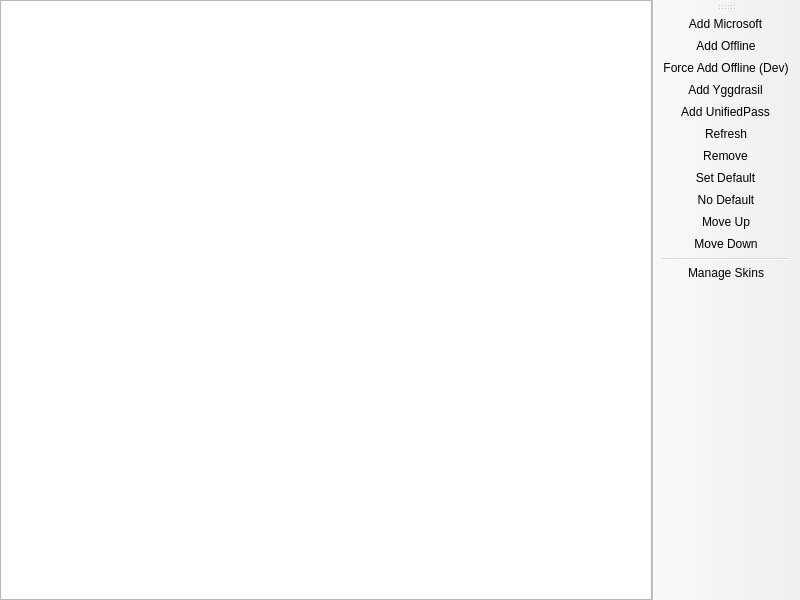
Before: the Qt Designer form launcher/ui/pages/global/AccountListPage.ui in AndreaFrederica/LunaLauncher, drawn with Qt 5.
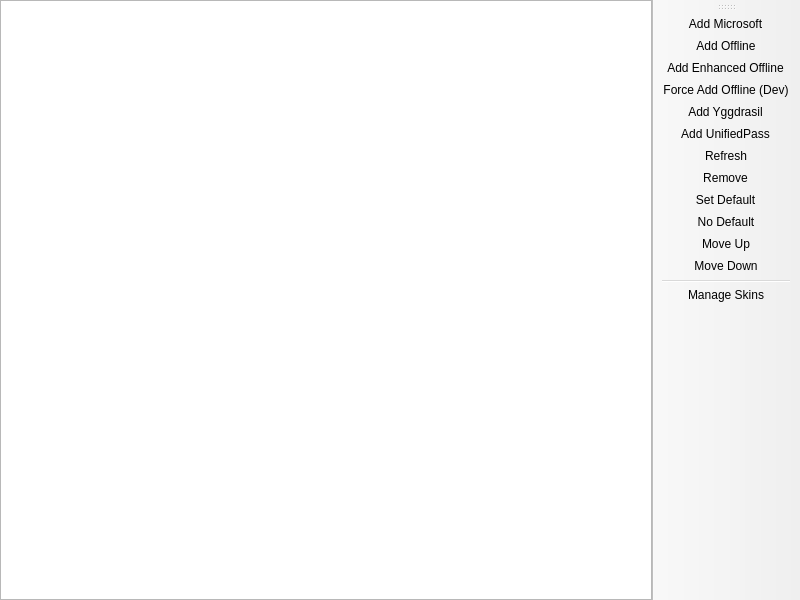
After: the same form once the commit is applied. Custom widgets are drawn as their Qt base class.

Commit message: feat: add cached Yggdrasil offline service

Patch:
```diff
--- a/launcher/ui/pages/global/AccountListPage.ui
+++ b/launcher/ui/pages/global/AccountListPage.ui
@@ -54,6 +54,7 @@
    </attribute>
    <addaction name="actionAddMicrosoft"/>
    <addaction name="actionAddOffline"/>
+   <addaction name="actionAddEnhancedOffline"/>
    <addaction name="actionAddOfflineForced"/>
    <addaction name="actionAddYggdrasil"/>
    <addaction name="actionAddUnifiedPass"/>
@@ -110,6 +111,11 @@
     <string>Add &amp;Yggdrasil</string>
    </property>
   </action>
+  <action name="actionAddEnhancedOffline">
+   <property name="text">
+    <string>Add Enhanced Offline</string>
+   </property>
+  </action>
   <action name="actionAddUnifiedPass">
    <property name="text">
     <string>Add &amp;UnifiedPass</string>
```
The commit also changes 84 other files.
